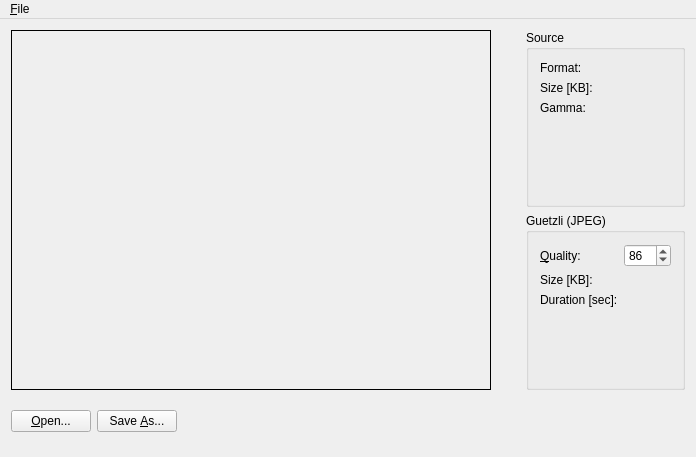
Old version of the form GuetzliSimpleGUI/MainWindow.ui in the repository till213/GuetzliImageIOPlugin.
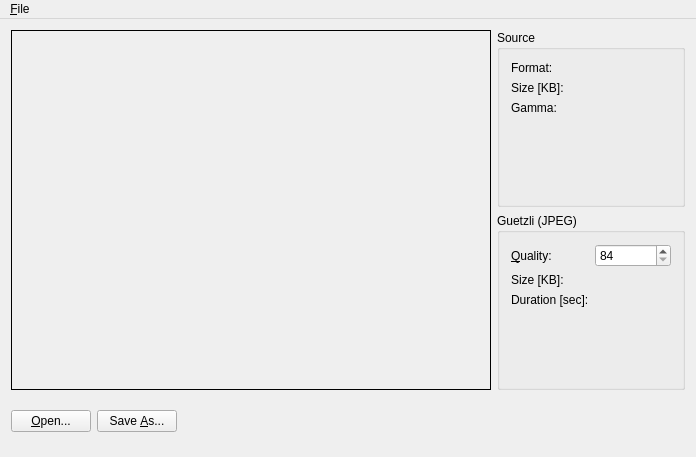
New version of the form.

Commit message: Remember last open and save directories (during lifetime of application).

What changed in the file:
```diff
--- a/GuetzliSimpleGUI/MainWindow.ui
+++ b/GuetzliSimpleGUI/MainWindow.ui
@@ -14,8 +14,10 @@
    <string>MainWindow</string>
   </property>
   <widget class="QWidget" name="centralWidget">
-   <layout class="QGridLayout" name="gridLayout_3">
-    <item row="0" column="0" rowspan="2" colspan="2">
+   <layout class="QGridLayout" name="gridLayout">
+    <item row="0" column="0" colspan="4">
+     <layout class="QHBoxLayout" name="horizontalLayout">
+      <item>
      <widget class="QLabel" name="imagePreviewLabel">
       <property name="sizePolicy">
        <sizepolicy hsizetype="Fixed" vsizetype="Fixed">
@@ -49,7 +51,9 @@
       </property>
      </widget>
     </item>
-    <item row="0" column="2">
+      <item>
+       <layout class="QVBoxLayout" name="verticalLayout">
+        <item>
      <widget class="QGroupBox" name="groupBox">
       <property name="title">
        <string>Source</string>
@@ -100,7 +104,7 @@
       </layout>
      </widget>
     </item>
-    <item row="1" column="2">
+        <item>
      <widget class="QGroupBox" name="groupBox_2">
       <property name="title">
        <string>Guetzli (JPEG)</string>
@@ -128,7 +132,7 @@
           <number>100</number>
          </property>
          <property name="value">
-          <number>86</number>
+              <number>84</number>
          </property>
         </widget>
        </item>
@@ -163,9 +167,11 @@
       </layout>
      </widget>
     </item>
-    <item row="2" column="0">
-     <layout class="QHBoxLayout" name="horizontalLayout">
-      <item>
+       </layout>
+      </item>
+     </layout>
+    </item>
+    <item row="1" column="0">
        <widget class="QPushButton" name="openButton">
         <property name="toolTip">
          <string>Open image</string>
@@ -185,22 +191,20 @@
         </property>
        </widget>
       </item>
-      <item>
+    <item row="1" column="2">
        <spacer name="horizontalSpacer">
         <property name="orientation">
          <enum>Qt::Horizontal</enum>
         </property>
         <property name="sizeHint" stdset="0">
          <size>
-          <width>40</width>
+        <width>487</width>
           <height>20</height>
          </size>
         </property>
        </spacer>
       </item>
-     </layout>
-    </item>
-    <item row="2" column="1">
+    <item row="1" column="3">
      <spacer name="verticalSpacer">
       <property name="orientation">
        <enum>Qt::Vertical</enum>
```
Left out of the diff: 4 changed lines with no effect on the pictures. Lines whose indentation alone changed are shown as unchanged. The commit also changes 2 other files.
